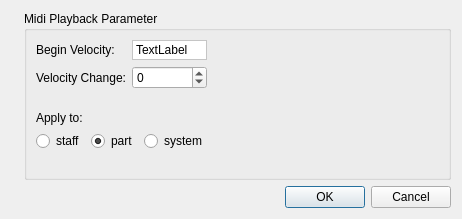
This is mscore/mscore/hairpinproperties.ui in musescore/musescore-old as Qt 5 draws it before an edit. The edited form follows.
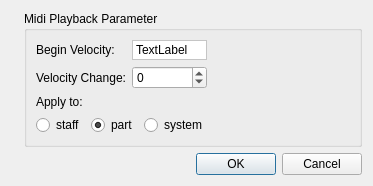
This is the edited form. Icons and pictures are not drawn.

Diff of the .ui file:
```diff
--- a/mscore/mscore/hairpinproperties.ui
+++ b/mscore/mscore/hairpinproperties.ui
@@ -6,8 +6,8 @@
    <rect>
     <x>0</x>
     <y>0</y>
-    <width>462</width>
-    <height>219</height>
+    <width>373</width>
+    <height>172</height>
    </rect>
   </property>
   <property name="windowTitle">
@@ -36,7 +36,7 @@
       <string>Midi Playback Parameter</string>
      </property>
      <property name="flat">
-      <bool>true</bool>
+      <bool>false</bool>
      </property>
      <layout class="QGridLayout" name="gridLayout_2">
       <item row="0" column="0">
```
